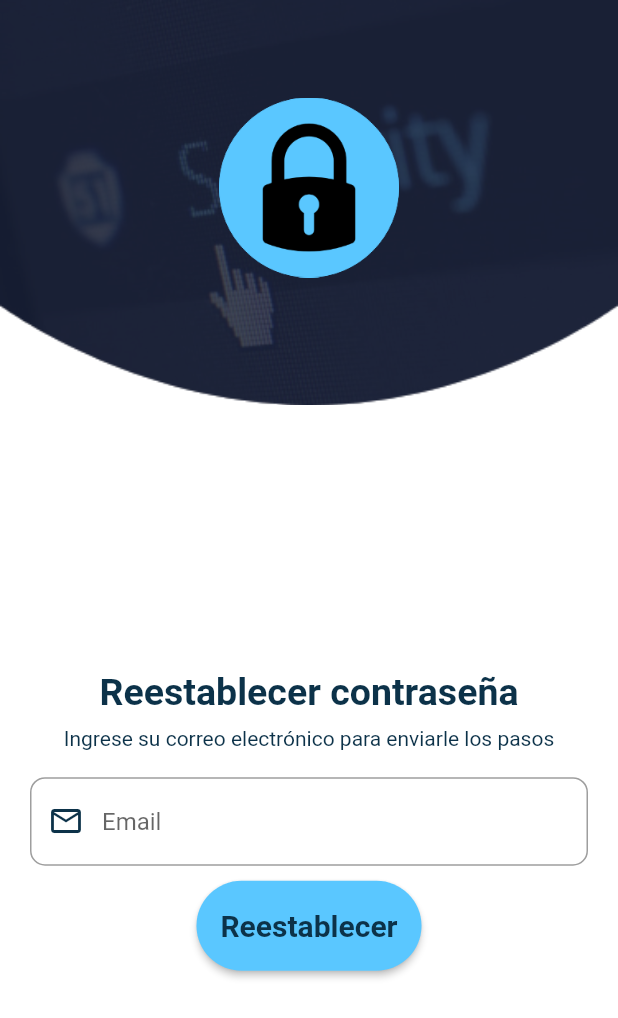
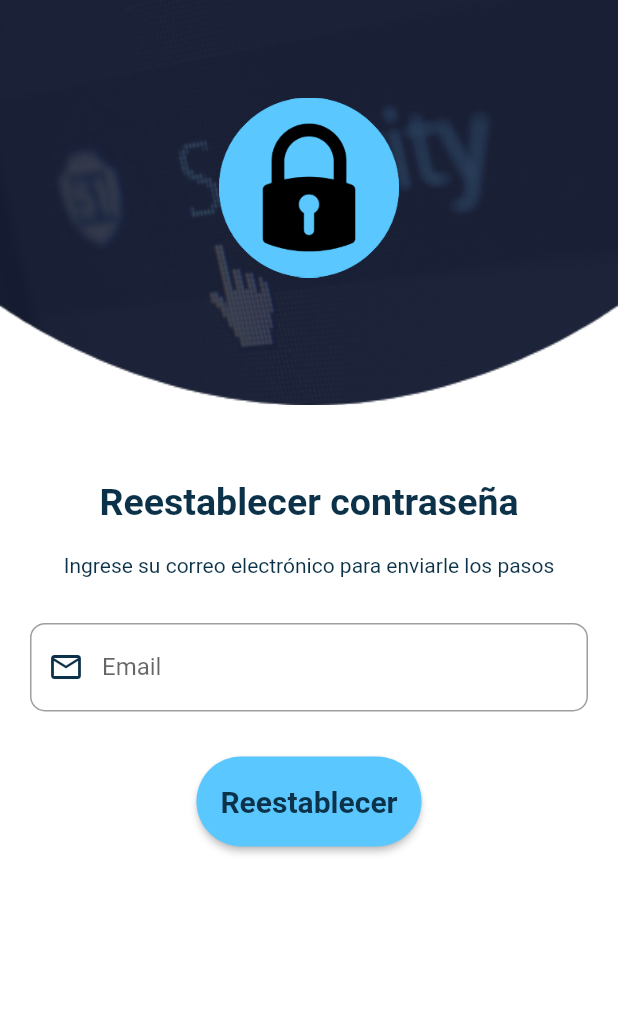
Before and after one commit to PedroHigueraG/SecurityApp, a Flutter app: the screen it shows after launch, after a tap on "Iniciar", after a tap on "¿Olvidaste la contraseña?", on a phone screen of 412 x 824 dp. Shown: the top 1018 px of the screen. Run offline on Flutter 3.47's test engine with Material 2 defaults, Android fonts, the light colour scheme and no system bars.

Commit message:
Nuevos cambios a la pagin de login y de reestablecer contraseña

```diff
--- a/lib/pages/loginPages/loginPage.dart
+++ b/lib/pages/loginPages/loginPage.dart
@@ -33,7 +33,8 @@ class _LoginPageState extends State<LoginPage>
   Widget build(BuildContext context) {
     return Scaffold(
         backgroundColor: Colors.white,
-        body: Column(
+        body: SingleChildScrollView(
+          child: Column(
             children: [
               Stack(
                 alignment: AlignmentDirectional.topCenter,
@@ -67,16 +68,18 @@ class _LoginPageState extends State<LoginPage>
                   )
                 ],
               ),
-            Expanded(
-              child: Column(
-                mainAxisAlignment: MainAxisAlignment.spaceEvenly,
+              Column(
+                mainAxisAlignment: MainAxisAlignment.center,
                 children: [
-                  Text(
+                  Padding(
+                    padding: const EdgeInsets.symmetric(vertical: 30),
+                    child: Text(
                       'INICIAR SESIÓN',
                       style: TextStyle(
                           fontWeight: FontWeight.bold,
                           fontSize: 25,
                           color: azulOscuro),
+                    ),
                   ),
                   Column(
                     children: [
@@ -130,7 +133,9 @@ class _LoginPageState extends State<LoginPage>
                       ),
                     ],
                   ),
-                  Column(
+                  Padding(
+                    padding: const EdgeInsets.symmetric(vertical: 15),
+                    child: Column(
                       children: [
                         MaterialButton(
                           minWidth: 150.0,
@@ -148,7 +153,7 @@ class _LoginPageState extends State<LoginPage>
                                   color: azulOscuro)),
                         ),
                         Padding(
-                        padding: const EdgeInsets.symmetric(vertical: 10),
+                          padding: const EdgeInsets.symmetric(vertical: 20),
                           child: Row(
                             mainAxisAlignment: MainAxisAlignment.center,
                             children: [
@@ -167,11 +172,12 @@ class _LoginPageState extends State<LoginPage>
                           ),
                         ),
                       ],
+                    ),
+                  )
+                ],
               )
             ],
           ),
-            )
-          ],
         ));
   }
 }
--- a/lib/pages/loginPages/passwordPage.dart
+++ b/lib/pages/loginPages/passwordPage.dart
@@ -1,5 +1,4 @@
 import 'dart:async';
-
 import 'package:flutter/material.dart';
 import 'package:security_app/pages/startPage.dart';
 
@@ -33,7 +32,8 @@ class _PasswordPageState extends State<PasswordPage>  with SingleTickerProviderS
   Widget build(BuildContext context) {
     return Scaffold(
       backgroundColor: Colors.white,
-      body: Column(
+      body: SingleChildScrollView(
+        child: Column(
             children: [
               Stack(
                 alignment: AlignmentDirectional.topCenter,
@@ -67,7 +67,8 @@ class _PasswordPageState extends State<PasswordPage>  with SingleTickerProviderS
                   )
                 ],
               ),
-            Expanded(
+              Padding(
+                padding: const EdgeInsets.symmetric(vertical: 50),
                 child: Column(
                   mainAxisAlignment: MainAxisAlignment.center,
                   children: [
@@ -79,7 +80,7 @@ class _PasswordPageState extends State<PasswordPage>  with SingleTickerProviderS
                           color: azulOscuro),
                     ),
                     Center(child: Padding(
-                    padding: const EdgeInsets.all(8.0),
+                      padding: const EdgeInsets.symmetric(vertical: 20),
                       child: Text('Ingrese su correo electrónico para enviarle los pasos',style: TextStyle(color: azulOscuro),),
                     )),
                     Padding(
@@ -100,11 +101,13 @@ class _PasswordPageState extends State<PasswordPage>  with SingleTickerProviderS
                         ),
                       ),
                     ),
-                  MaterialButton(
+                    Padding(
+                      padding: const EdgeInsets.symmetric(vertical: 20),
+                      child: MaterialButton(
                         minWidth: 150.0,
                         height: 60.0,
                         onPressed: () {
-                      Navigator.pushNamed(context, '/pages/userPage');
+
                         },
                         color: azulClaro,
                         shape: RoundedRectangleBorder(
@@ -114,11 +117,13 @@ class _PasswordPageState extends State<PasswordPage>  with SingleTickerProviderS
                                 fontSize: 20,
                                 fontWeight: FontWeight.bold,
                                 color: azulOscuro)),
+                      ),
                     )
                   ],
                 ),
               )
             ],
+          ),
       )
     );
   }
```
Lines whose indentation alone changed are shown as unchanged.
